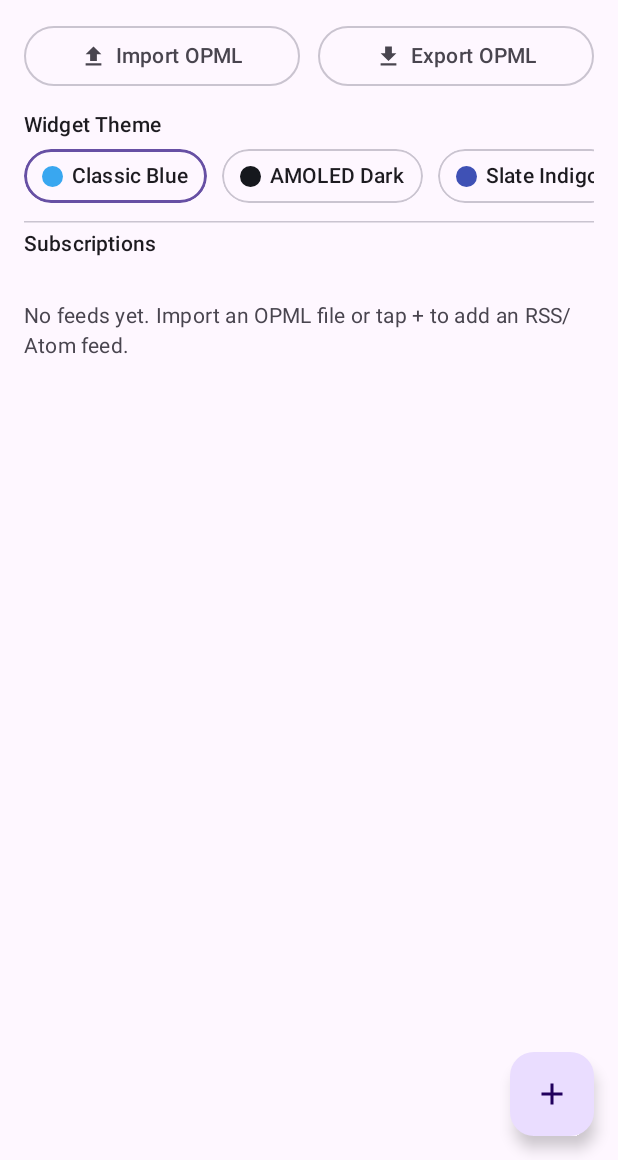
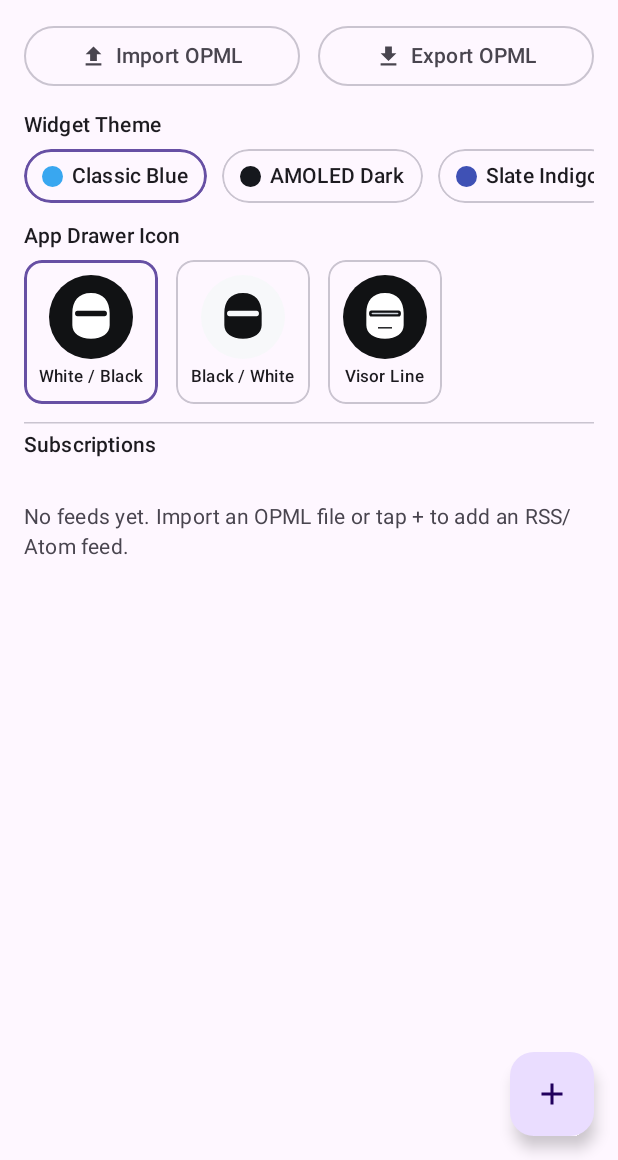
Before and after one commit to gorkster/klaatu, an Android app built with Jetpack Compose: the screen it shows after launch (MainActivity), on a phone screen of 412 x 824 dp, the part 76-1236 px from its top. Run offline under Robolectric (Android 15) with nearby library versions, the phone set to English and light mode, and no system bars; our stand-ins replace Room's generated code; libraries missing offline, so code that uses them is left out: androidx.glance, androidx.glance.appwidget; 1 statement that could not run was skipped.

Commit message:
feat: add 3 black-and-white Gort app icon options with live switcher

```diff
--- a/app/src/main/java/com/klaatu/rss/MainActivity.kt
+++ b/app/src/main/java/com/klaatu/rss/MainActivity.kt
@@ -1,11 +1,15 @@
 package com.klaatu.rss
 
+import android.content.ComponentName
+import android.content.Context
+import android.content.pm.PackageManager
 import android.os.Bundle
 import androidx.activity.ComponentActivity
 import androidx.activity.compose.rememberLauncherForActivityResult
 import androidx.activity.compose.setContent
 import androidx.activity.enableEdgeToEdge
 import androidx.activity.result.contract.ActivityResultContracts
+import androidx.compose.foundation.Image
 import androidx.compose.foundation.background
 import androidx.compose.foundation.border
 import androidx.compose.foundation.clickable
@@ -59,6 +63,7 @@ import androidx.compose.ui.Alignment
 import androidx.compose.ui.Modifier
 import androidx.compose.ui.draw.clip
 import androidx.compose.ui.platform.LocalContext
+import androidx.compose.ui.res.painterResource
 import androidx.compose.ui.text.font.FontWeight
 import androidx.compose.ui.text.style.TextOverflow
 import androidx.compose.ui.unit.dp
@@ -239,6 +244,17 @@ private fun KlaatuCompanionScreen() {
                 }
             }
 
+            // App Icon Options (Black & White Gort Helmet)
+            item {
+                AppIconPicker(
+                    onSelected = { label ->
+                        scope.launch {
+                            snackbarHostState.showSnackbar("App icon set to $label (launcher updates shortly)")
+                        }
+                    },
+                )
+            }
+
             // Widget Category Filter
             if (categories.isNotEmpty()) {
                 item {
@@ -407,3 +423,103 @@ private fun AddFeedDialog(
         },
     )
 }
+
+private data class AppIconOption(
+    val aliasClass: String,
+    val label: String,
+    val bgRes: Int,
+    val fgRes: Int,
+)
+
+@Composable
+private fun AppIconPicker(onSelected: (String) -> Unit) {
+    val context = LocalContext.current
+    val options = remember {
+        listOf(
+            AppIconOption("com.klaatu.rss.LauncherOpt1", "White / Black", R.drawable.ic_gort_opt1_bg, R.drawable.ic_gort_opt1_fg),
+            AppIconOption("com.klaatu.rss.LauncherOpt2", "Black / White", R.drawable.ic_gort_opt2_bg, R.drawable.ic_gort_opt2_fg),
+            AppIconOption("com.klaatu.rss.LauncherOpt3", "Visor Line", R.drawable.ic_gort_opt1_bg, R.drawable.ic_gort_opt3_fg),
+        )
+    }
+    var activeAlias by remember { mutableStateOf(getActiveLauncherAlias(context, options)) }
+
+    Column {
+        Text("App Drawer Icon", style = MaterialTheme.typography.titleSmall)
+        Spacer(Modifier.height(6.dp))
+        Row(
+            horizontalArrangement = Arrangement.spacedBy(12.dp),
+            verticalAlignment = Alignment.CenterVertically,
+        ) {
+            options.forEach { opt ->
+                val selected = opt.aliasClass == activeAlias
+                Column(
+                    horizontalAlignment = Alignment.CenterHorizontally,
+                    modifier = Modifier
+                        .clip(RoundedCornerShape(12.dp))
+                        .border(
+                            width = if (selected) 2.dp else 1.dp,
+                            color = if (selected) MaterialTheme.colorScheme.primary else MaterialTheme.colorScheme.outlineVariant,
+                            shape = RoundedCornerShape(12.dp),
+                        )
+                        .clickable {
+                            setActiveLauncherAlias(context, options, opt.aliasClass)
+                            activeAlias = opt.aliasClass
+                            onSelected(opt.label)
+                        }
+                        .padding(10.dp),
+                ) {
+                    Box(
+                        modifier = Modifier
+                            .size(56.dp)
+                            .clip(CircleShape),
+                        contentAlignment = Alignment.Center,
+                    ) {
+                        Image(
+                            painter = painterResource(opt.bgRes),
+                            contentDescription = null,
+                            modifier = Modifier.fillMaxSize(),
+                        )
+                        Image(
+                            painter = painterResource(opt.fgRes),
+                            contentDescription = opt.label,
+                            modifier = Modifier.size(64.dp),
+                        )
+                    }
+                    Spacer(Modifier.height(4.dp))
+                    Text(opt.label, style = MaterialTheme.typography.labelSmall)
+                }
+            }
+        }
+    }
+}
+
+private fun getActiveLauncherAlias(context: Context, options: List<AppIconOption>): String {
+    val pm = context.packageManager
+    for (opt in options) {
+        val state = pm.getComponentEnabledSetting(ComponentName(context, opt.aliasClass))
+        if (state == PackageManager.COMPONENT_ENABLED_STATE_ENABLED) {
+            return opt.aliasClass
+        }
+    }
+    return options.first().aliasClass
+}
+
+private fun setActiveLauncherAlias(
+    context: Context,
+    options: List<AppIconOption>,
+    targetAlias: String,
+) {
+    val pm = context.packageManager
+    for (opt in options) {
+        val newState = if (opt.aliasClass == targetAlias) {
+            PackageManager.COMPONENT_ENABLED_STATE_ENABLED
+        } else {
+            PackageManager.COMPONENT_ENABLED_STATE_DISABLED
+        }
+        pm.setComponentEnabledSetting(
+            ComponentName(context, opt.aliasClass),
+            newState,
+            PackageManager.DONT_KILL_APP,
+        )
+    }
+}
--- /dev/null
+++ b/app/src/main/res/drawable/ic_gort_opt1_bg.xml
@@ -0,0 +1,9 @@
+<vector xmlns:android="http://schemas.android.com/apk/res/android"
+    android:width="108dp"
+    android:height="108dp"
+    android:viewportWidth="108"
+    android:viewportHeight="108">
+    <path
+        android:fillColor="#FF111214"
+        android:pathData="M0,0h108v108h-108z" />
+</vector>
--- /dev/null
+++ b/app/src/main/res/drawable/ic_gort_opt1_fg.xml
@@ -0,0 +1,10 @@
+<vector xmlns:android="http://schemas.android.com/apk/res/android"
+    android:width="108dp"
+    android:height="108dp"
+    android:viewportWidth="108"
+    android:viewportHeight="108">
+    <path
+        android:fillColor="#FFFFFFFF"
+        android:fillType="evenOdd"
+        android:pathData="M54,23 C38,23 30,33.5 30,49 L30,64.5 C30,74.5 39.5,82 54,82 C68.5,82 78,74.5 78,64.5 L78,49 C78,33.5 70,23 54,23 Z M36.5,46 L71.5,46 C73.3,46 74.5,47.3 74.5,49.5 C74.5,51.7 73.3,53 71.5,53 L36.5,53 C34.7,53 33.5,51.7 33.5,49.5 C33.5,47.3 34.7,46 36.5,46 Z" />
+</vector>
--- /dev/null
+++ b/app/src/main/res/drawable/ic_gort_opt2_bg.xml
@@ -0,0 +1,9 @@
+<vector xmlns:android="http://schemas.android.com/apk/res/android"
+    android:width="108dp"
+    android:height="108dp"
+    android:viewportWidth="108"
+    android:viewportHeight="108">
+    <path
+        android:fillColor="#FFF7F8FA"
+        android:pathData="M0,0h108v108h-108z" />
+</vector>
--- /dev/null
+++ b/app/src/main/res/drawable/ic_gort_opt2_fg.xml
@@ -0,0 +1,10 @@
+<vector xmlns:android="http://schemas.android.com/apk/res/android"
+    android:width="108dp"
+    android:height="108dp"
+    android:viewportWidth="108"
+    android:viewportHeight="108">
+    <path
+        android:fillColor="#FF111214"
+        android:fillType="evenOdd"
+        android:pathData="M54,23 C38,23 30,33.5 30,49 L30,64.5 C30,74.5 39.5,82 54,82 C68.5,82 78,74.5 78,64.5 L78,49 C78,33.5 70,23 54,23 Z M36.5,46 L71.5,46 C73.3,46 74.5,47.3 74.5,49.5 C74.5,51.7 73.3,53 71.5,53 L36.5,53 C34.7,53 33.5,51.7 33.5,49.5 C33.5,47.3 34.7,46 36.5,46 Z" />
+</vector>
--- /dev/null
+++ b/app/src/main/res/drawable/ic_gort_opt3_fg.xml
@@ -0,0 +1,18 @@
+<vector xmlns:android="http://schemas.android.com/apk/res/android"
+    android:width="108dp"
+    android:height="108dp"
+    android:viewportWidth="108"
+    android:viewportHeight="108">
+    <path
+        android:fillColor="#FFFFFFFF"
+        android:fillType="evenOdd"
+        android:pathData="M54,23 C38,23 30,33.5 30,49 L30,64.5 C30,74.5 39.5,82 54,82 C68.5,82 78,74.5 78,64.5 L78,49 C78,33.5 70,23 54,23 Z M36.5,45.5 L71.5,45.5 C73.5,45.5 74.5,47 74.5,49.5 C74.5,52 73.5,53.5 71.5,53.5 L36.5,53.5 C34.5,53.5 33.5,52 33.5,49.5 C33.5,47 34.5,45.5 36.5,45.5 Z" />
+    <!-- Sleek white visor scanner bar inside the cutout -->
+    <path
+        android:fillColor="#FFD0D5DD"
+        android:pathData="M38,48.6 L70,48.6 C70.8,48.6 71.3,49 71.3,49.5 C71.3,50 70.8,50.4 70,50.4 L38,50.4 C37.2,50.4 36.7,50 36.7,49.5 C36.7,49 37.2,48.6 38,48.6 Z" />
+    <!-- Subtle chin seam -->
+    <path
+        android:fillColor="#FF111214"
+        android:pathData="M45,67 L63,67 L63,68.8 L45,68.8 Z" />
+</vector>
--- a/app/src/main/res/mipmap-anydpi-v26/ic_launcher.xml
+++ b/app/src/main/res/mipmap-anydpi-v26/ic_launcher.xml
@@ -1,6 +1,6 @@
 <?xml version="1.0" encoding="utf-8"?>
 <adaptive-icon xmlns:android="http://schemas.android.com/apk/res/android">
-    <background android:drawable="@drawable/ic_launcher_background" />
-    <foreground android:drawable="@drawable/ic_launcher_foreground" />
+    <background android:drawable="@drawable/ic_gort_opt1_bg" />
+    <foreground android:drawable="@drawable/ic_gort_opt1_fg" />
     <monochrome android:drawable="@drawable/ic_launcher_monochrome" />
 </adaptive-icon>
--- /dev/null
+++ b/app/src/main/res/mipmap-anydpi-v26/ic_launcher_opt1.xml
@@ -0,0 +1,6 @@
+<?xml version="1.0" encoding="utf-8"?>
+<adaptive-icon xmlns:android="http://schemas.android.com/apk/res/android">
+    <background android:drawable="@drawable/ic_gort_opt1_bg" />
+    <foreground android:drawable="@drawable/ic_gort_opt1_fg" />
+    <monochrome android:drawable="@drawable/ic_launcher_monochrome" />
+</adaptive-icon>
--- /dev/null
+++ b/app/src/main/res/mipmap-anydpi-v26/ic_launcher_opt2.xml
@@ -0,0 +1,6 @@
+<?xml version="1.0" encoding="utf-8"?>
+<adaptive-icon xmlns:android="http://schemas.android.com/apk/res/android">
+    <background android:drawable="@drawable/ic_gort_opt2_bg" />
+    <foreground android:drawable="@drawable/ic_gort_opt2_fg" />
+    <monochrome android:drawable="@drawable/ic_launcher_monochrome" />
+</adaptive-icon>
--- /dev/null
+++ b/app/src/main/res/mipmap-anydpi-v26/ic_launcher_opt3.xml
@@ -0,0 +1,6 @@
+<?xml version="1.0" encoding="utf-8"?>
+<adaptive-icon xmlns:android="http://schemas.android.com/apk/res/android">
+    <background android:drawable="@drawable/ic_gort_opt1_bg" />
+    <foreground android:drawable="@drawable/ic_gort_opt3_fg" />
+    <monochrome android:drawable="@drawable/ic_launcher_monochrome" />
+</adaptive-icon>
--- a/app/src/main/res/mipmap-anydpi-v26/ic_launcher_round.xml
+++ b/app/src/main/res/mipmap-anydpi-v26/ic_launcher_round.xml
@@ -1,6 +1,6 @@
 <?xml version="1.0" encoding="utf-8"?>
 <adaptive-icon xmlns:android="http://schemas.android.com/apk/res/android">
-    <background android:drawable="@drawable/ic_launcher_background" />
-    <foreground android:drawable="@drawable/ic_launcher_foreground" />
+    <background android:drawable="@drawable/ic_gort_opt1_bg" />
+    <foreground android:drawable="@drawable/ic_gort_opt1_fg" />
     <monochrome android:drawable="@drawable/ic_launcher_monochrome" />
 </adaptive-icon>
```
Also changed, not shown: app/src/main/AndroidManifest.xml (+36 -2 lines).
